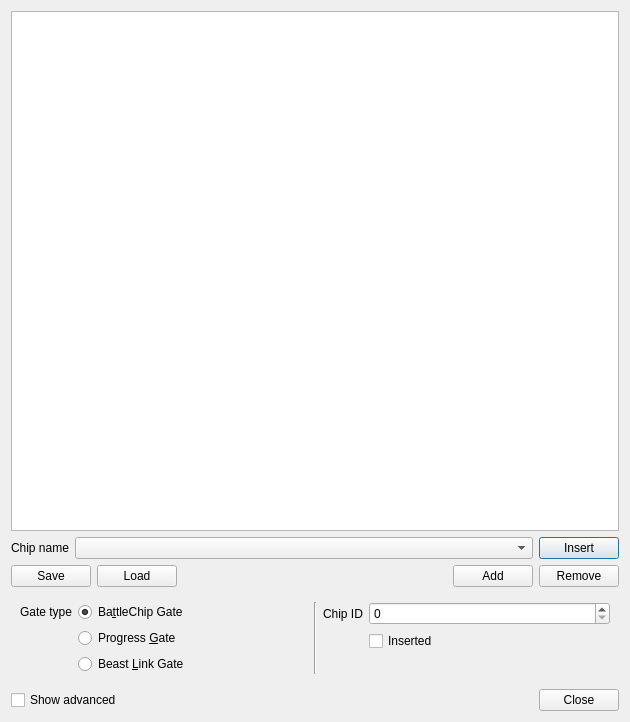
This is Libretro/mgba/src/platform/qt/BattleChipView.ui in kiddreads/Avalon-copy2 as Qt 5 draws it before an edit. The edited form follows.
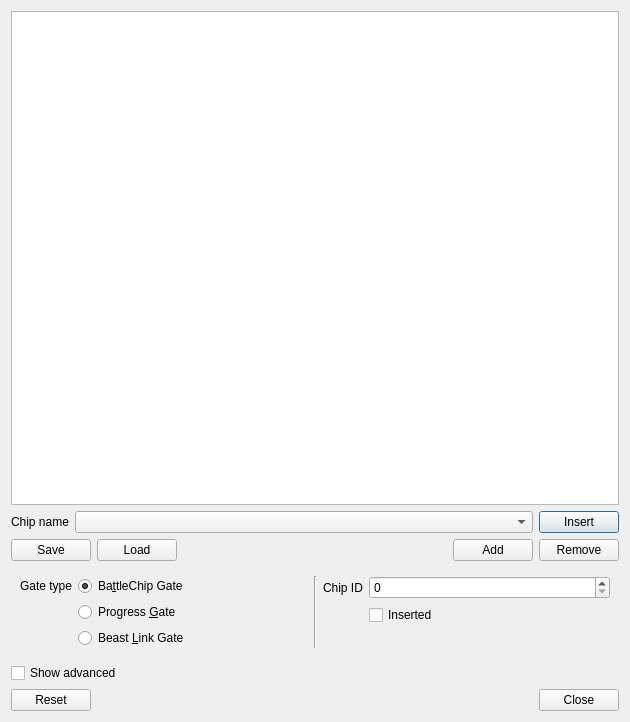
This is the edited form.

Commit message: Qt: Quality of life improvements for BattleChip UI

The edit to the form file:
```diff
--- a/Libretro/mgba/src/platform/qt/BattleChipView.ui
+++ b/Libretro/mgba/src/platform/qt/BattleChipView.ui
@@ -13,7 +13,7 @@
   <property name="windowTitle">
    <string>BattleChip Gate</string>
   </property>
-  <layout class="QVBoxLayout" name="verticalLayout" stretch="1,0,0,0,0">
+  <layout class="QVBoxLayout" name="verticalLayout" stretch="1,0,0,0,0,0">
    <item>
     <widget class="QListWidget" name="chipList">
      <property name="acceptDrops">
@@ -45,7 +45,7 @@
      </property>
      <property name="gridSize">
       <size>
-       <width>80</width>
+       <width>120</width>
        <height>72</height>
       </size>
      </property>
@@ -200,19 +200,19 @@
      </layout>
     </widget>
    </item>
+   <item>
+    <widget class="QCheckBox" name="showAdvanced">
+     <property name="text">
+      <string>Show advanced</string>
+     </property>
+    </widget>
+   </item>
    <item>
     <layout class="QHBoxLayout" name="horizontalLayout_5">
-     <item>
-      <widget class="QCheckBox" name="showAdvanced">
-       <property name="text">
-        <string>Show advanced</string>
-       </property>
-      </widget>
-     </item>
      <item>
       <widget class="QDialogButtonBox" name="buttonBox">
        <property name="standardButtons">
-        <set>QDialogButtonBox::Close</set>
+        <set>QDialogButtonBox::Close|QDialogButtonBox::Reset</set>
        </property>
       </widget>
      </item>
```
Left out of the diff: 50 changed lines with no effect on the pictures. The commit also changes 3 other files.
